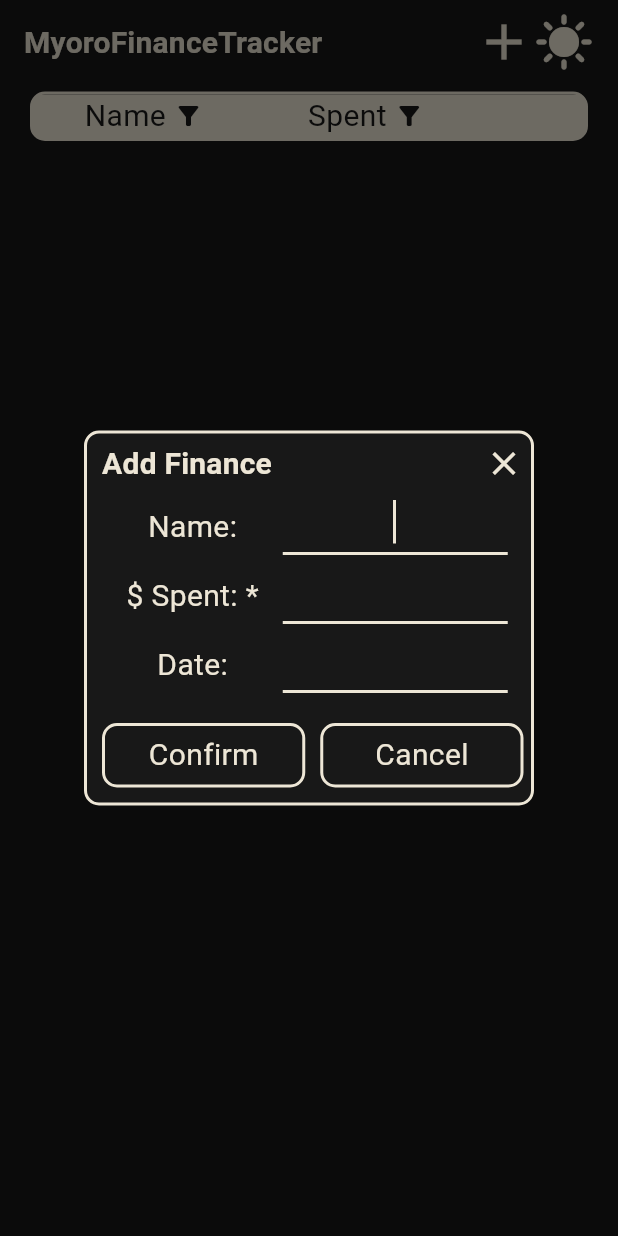
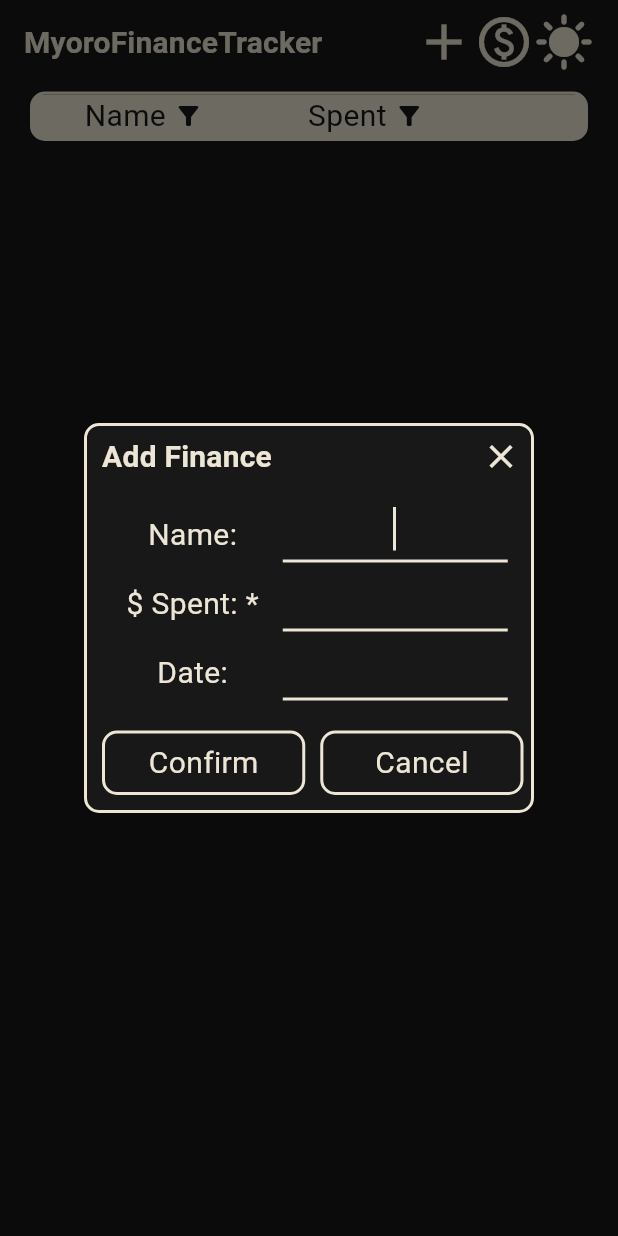
Before and after one commit to Myoro/MyoroFinanceTracker, a Flutter app: the screen it shows after launch, after a tap on the "add" icon, on a phone screen of 412 x 824 dp. Run offline on Flutter 3.47's test engine with Material 3 defaults, Android fonts, the light colour scheme and no system bars; our stand-ins replace flutter_bloc, sqflite, sqflite_common_ffi; missing offline and left inert: window_manager; accounts and stored records are empty.

Commit message:
Good day

```diff
--- a/myoro_finance_tracker/lib/database.dart
+++ b/myoro_finance_tracker/lib/database.dart
@@ -32,29 +32,46 @@ class Database {
     ''');
   }
 
-  static Future<List<Map<String, Object?>>> select(
-    String table, [
-    String? where,
-    List<Object?>? whereArgs,
-  ]) async =>
-      await _database.query(table, where: where, whereArgs: whereArgs);
+  static Future<List<Map<String, Object?>>> select(String table, [Map<String, dynamic>? conditions]) async {
+    conditions = formatConditions(conditions);
+    return await _database.query(table, where: conditions?['where'], whereArgs: conditions?['where_args']);
+  }
 
-  static Future<Map<String, Object?>> get(
-    String table, [
-    String? where,
-    List<Object?>? whereArgs,
-  ]) async {
-    final List<Map<String, Object?>> rows = await select(table, where, whereArgs);
+  static Future<Map<String, Object?>> get(String table, [Map<String, dynamic>? conditions]) async {
+    final List<Map<String, Object?>> rows = await select(table, conditions);
     return rows.isEmpty ? {} : rows[0];
   }
 
   static Future<void> insert(String table, Map<String, Object?> data) async => _database.insert(table, data);
 
-  static Future<void> update(
-    String table,
-    Map<String, Object?> data, [
-    String? where,
-    List<Object?>? whereArgs,
-  ]) async =>
-      _database.update(table, data, where: where, whereArgs: whereArgs);
+  static Future<void> update(String table, Map<String, Object?> data, [Map<String, dynamic>? conditions]) async {
+    conditions = formatConditions(conditions);
+    await _database.update(
+      table,
+      data,
+      where: conditions?['where'],
+      whereArgs: conditions?['where_args'],
+    );
+  }
+
+  static Future<void> delete(String table, [Map<String, dynamic>? conditions]) async {
+    conditions = formatConditions(conditions);
+    await _database.delete(table, where: conditions?['where'], whereArgs: conditions?['where_args']);
+  }
+
+  static Map<String, dynamic>? formatConditions(Map<String, Object?>? conditions) {
+    if (conditions == null) return null;
+
+    final List<MapEntry> conditionsList = conditions.entries.toList();
+    String where = '';
+    final List<Object?> whereArgs = [];
+    for (final MapEntry entry in conditionsList) {
+      if (entry.key != 'id') {
+        where += '${entry.key} = ?${conditionsList.indexOf(entry) != conditionsList.length - 1 ? ' AND ' : ''}';
+        whereArgs.add(entry.value);
+      }
+    }
+
+    return {'where': where, 'where_args': whereArgs};
+  }
 }
--- a/myoro_finance_tracker/lib/formatters/date_formatter.dart
+++ b/myoro_finance_tracker/lib/formatters/date_formatter.dart
@@ -5,8 +5,9 @@ class DateFormatter extends TextInputFormatter {
   TextEditingValue formatEditUpdate(TextEditingValue oldValue, TextEditingValue newValue) {
     if (newValue.text.isEmpty) return newValue;
 
-    if (!RegExp(r'^[0-9]').hasMatch(newValue.text) || (newValue.text.length > oldValue.text.length && newValue.text[newValue.text.length - 1] == '/'))
+    if (!RegExp(r'^[0-9]').hasMatch(newValue.text) || (newValue.text.length > oldValue.text.length && newValue.text[newValue.text.length - 1] == '/')) {
       return oldValue;
+    }
 
     if ((newValue.text.length == 2 || newValue.text.length == 5) && newValue.text.length > oldValue.text.length) {
       return TextEditingValue(
--- a/myoro_finance_tracker/lib/helpers/price_helper.dart
+++ b/myoro_finance_tracker/lib/helpers/price_helper.dart
@@ -1,4 +1,38 @@
+import 'package:myoro_finance_tracker/formatters/price_formatter.dart';
+
 class PriceHelper {
   /// Formats a ([String]) price, i.e. 1.234,56 --> 1234.56
-  static double formatPrice(String price) => double.parse(price.replaceAll('.', '').replaceAll(',', '.'));
+  static double formatPriceToDouble(String price) => double.parse(price.replaceAll('.', '').replaceAll(',', '.'));
+
+  /// i.e. 00,12 --> 0,12
+  /// i.e. 1234,56 --> 1.234,56
+  /// NOTE: Only takes the LHS (price without cents) because of [PriceFormatter]
+  static String formatPriceToBrazilianFormat(String text) {
+    while (true) {
+      if (text[0] == '0' && text.length != 1) {
+        text = text.substring(1);
+      } else {
+        break;
+      }
+    }
+
+    if (text.length > 3) {
+      String result = '';
+
+      final int remainder = text.length % 3;
+      for (int i = 0; i < remainder; i++) {
+        result += text[0];
+        text = text.substring(1);
+      }
+
+      while (text.isNotEmpty) {
+        result += '${result.isNotEmpty ? '.' : ''}${text.substring(0, 3)}';
+        text = text.substring(3);
+      }
+
+      return result;
+    } else {
+      return text;
+    }
+  }
 }
--- a/myoro_finance_tracker/lib/models/finance_model.dart
+++ b/myoro_finance_tracker/lib/models/finance_model.dart
@@ -20,7 +20,7 @@ class FinanceModel {
         date = DateFormat('dd/MM/yyyy').parse(json['date']);
 
   Map<String, Object?> get toJSON => {
-        'id': id,
+        // 'id': id, TODO: Commented because we don't want to show the id making database calls
         'name': name,
         'spent': spent,
         'date': DateFormat('dd/MM/yyyy').format(date),
--- a/myoro_finance_tracker/lib/widgets/app_bars/home_screen_app_bar.dart
+++ b/myoro_finance_tracker/lib/widgets/app_bars/home_screen_app_bar.dart
@@ -4,6 +4,7 @@ import 'package:myoro_finance_tracker/blocs/dark_mode_cubit.dart';
 import 'package:myoro_finance_tracker/widgets/buttons/icon_button_without_feedback.dart';
 import 'package:myoro_finance_tracker/widgets/modals/finance_form_modal.dart';
 import 'package:myoro_finance_tracker/widgets/screens/home_screen.dart';
+import 'package:myoro_finance_tracker/widgets/screens/income_screen.dart';
 
 /// [AppBar] of [HomeScreen]
 class HomeScreenAppBar extends StatelessWidget implements PreferredSizeWidget {
@@ -27,6 +28,16 @@ class HomeScreenAppBar extends StatelessWidget implements PreferredSizeWidget {
               onTap: () => FinanceFormModal.show(context),
             ),
             IconButtonWithoutFeedback(
+              icon: Icons.paid_outlined,
+              size: 40,
+              onTap: () => Navigator.push(
+                context,
+                MaterialPageRoute(
+                  builder: (context) => const IncomeScreen(),
+                ),
+              ),
+            ),
+            IconButtonWithoutFeedback(
               icon: Icons.sunny,
               size: 40,
               onTap: () => BlocProvider.of<DarkModeCubit>(context).toggle(),
--- a/myoro_finance_tracker/lib/widgets/buttons/icon_text_hover_button.dart
+++ b/myoro_finance_tracker/lib/widgets/buttons/icon_text_hover_button.dart
@@ -14,6 +14,9 @@ class IconTextHoverButton extends StatefulWidget {
   /// Size of [Icon]
   final double? iconSize;
 
+  /// Padding of the content
+  final EdgeInsets padding;
+
   /// If [IconTextHoverButton] has a rounded border around it
   final bool bordered;
 
@@ -24,6 +27,7 @@ class IconTextHoverButton extends StatefulWidget {
     this.icon,
     this.iconSize,
     this.bordered = false,
+    this.padding = const EdgeInsets.symmetric(horizontal: 5, vertical: 5),
   }) {
     assert(text != null || (icon != null && iconSize != null));
   }
@@ -50,6 +54,9 @@ class _IconTextHoverButtonState extends State<IconTextHoverButton> {
       builder: (context, hovered, child) => InkWell(
         onTap: () => widget.onTap(),
         onHover: (value) => _hovered.value = value,
+        hoverColor: Colors.transparent,
+        splashColor: Colors.transparent,
+        highlightColor: Colors.transparent,
         child: Container(
           decoration: BoxDecoration(
             color: !hovered ? Colors.transparent : theme.colorScheme.onPrimary,
@@ -60,7 +67,7 @@ class _IconTextHoverButtonState extends State<IconTextHoverButton> {
             ),
           ),
           child: Padding(
-            padding: const EdgeInsets.symmetric(horizontal: 5, vertical: 5),
+            padding: widget.padding,
             child: Row(
               mainAxisAlignment: MainAxisAlignment.center,
               children: [
--- a/myoro_finance_tracker/lib/widgets/modals/base_modal.dart
+++ b/myoro_finance_tracker/lib/widgets/modals/base_modal.dart
@@ -1,5 +1,4 @@
 import 'package:flutter/material.dart';
-import 'package:myoro_finance_tracker/widgets/buttons/icon_button_without_feedback.dart';
 import 'package:myoro_finance_tracker/widgets/buttons/icon_text_hover_button.dart';
 
 /// [Widget] that all modal [Widget]s (a.k.a every file in this folder) will derive from
@@ -68,13 +67,15 @@ class BaseModal extends StatelessWidget {
                         style: theme.textTheme.titleMedium,
                       ),
                     const Spacer(),
-                    IconButtonWithoutFeedback(
+                    IconTextHoverButton(
                       icon: Icons.close,
-                      size: 26,
+                      iconSize: 26,
+                      padding: EdgeInsets.zero,
                       onTap: () => Navigator.pop(context),
                     ),
                   ],
                 ),
+                const SizedBox(height: 10),
                 content,
                 if (showFooterButtons) ...[
                   const SizedBox(height: 20),
--- /dev/null
+++ b/myoro_finance_tracker/lib/widgets/modals/confirmation_modal.dart
@@ -0,0 +1,26 @@
+import 'package:flutter/material.dart';
+import 'package:myoro_finance_tracker/widgets/modals/base_modal.dart';
+
+/// A simple yes/no condition modal
+class ConfirmationModal {
+  static void show(
+    BuildContext context, {
+    required Size size,
+    required String title,
+    required String message,
+    required Function yesOnTap,
+  }) =>
+      showDialog(
+        context: context,
+        builder: (context) => BaseModal(
+          size: size,
+          title: title,
+          content: Text(
+            message,
+            style: Theme.of(context).textTheme.bodyMedium,
+          ),
+          showFooterButtons: true,
+          yesOnTap: () => yesOnTap(),
+        ),
+      );
+}
--- a/myoro_finance_tracker/lib/widgets/modals/finance_form_modal.dart
+++ b/myoro_finance_tracker/lib/widgets/modals/finance_form_modal.dart
@@ -14,12 +14,14 @@ import 'package:myoro_finance_tracker/widgets/modals/base_modal.dart';
 ///
 /// Used in [HomeScreenAppBar]
 class FinanceFormModal extends StatefulWidget {
-  const FinanceFormModal({super.key});
+  final FinanceModel? finance;
 
-  static void show(BuildContext context) => showDialog(
+  const FinanceFormModal({super.key, this.finance});
+
+  static void show(BuildContext context, [FinanceModel? finance]) => showDialog(
         context: context,
         barrierDismissible: false,
-        builder: (context) => const FinanceFormModal(),
+        builder: (context) => FinanceFormModal(finance: finance),
       );
 
   @override
@@ -35,18 +37,39 @@ class _FinanceFormModalState extends State<FinanceFormModal> {
   final FocusNode _nameFocusNode = FocusNode();
   final ValueNotifier<bool> _showMessage = ValueNotifier<bool>(false);
 
+  bool _formValidation() {
+    if (_spentController.text.isNotEmpty) return true;
+
+    _showMessage.value = true;
+    Future.delayed(const Duration(milliseconds: 1500), () => _showMessage.value = false);
+    return false;
+  }
+
   void _createFinance() {
-    if (_spentController.text.isEmpty) {
-      _showMessage.value = true;
-      Future.delayed(const Duration(milliseconds: 1500), () => _showMessage.value = false);
-      return;
-    }
+    if (!_formValidation()) return;
 
-    BlocProvider.of<FinancesCubit>(context).add(FinanceModel(
-      name: _nameController.text,
-      spent: PriceHelper.formatPrice(_spentController.text),
-      date: _dateController.text.length < 10 ? DateTime.now() : DateFormat('dd/MM/yyyy').parse(_dateController.text),
-    ));
+    BlocProvider.of<FinancesCubit>(context).add(
+      FinanceModel(
+        name: _nameController.text,
+        spent: PriceHelper.formatPriceToDouble(_spentController.text),
+        date: _dateController.text.length < 10 ? DateTime.now() : DateFormat('dd/MM/yyyy').parse(_dateController.text),
+      ),
+    );
+
+    Navigator.pop(context);
+  }
+
+  void _updateFinance() {
+    if (!_formValidation()) return;
+
+    BlocProvider.of<FinancesCubit>(context).update(
+      widget.finance!,
+      FinanceModel(
+        name: _nameController.text,
+        spent: PriceHelper.formatPriceToDouble(_spentController.text),
+        date: _dateController.text.length < 10 ? DateTime.now() : DateFormat('dd/MM/yyyy').parse(_dateController.text),
+      ),
+    );
 
     Navigator.pop(context);
   }
@@ -54,6 +77,14 @@ class _FinanceFormModalState extends State<FinanceFormModal> {
   @override
   void initState() {
     super.initState();
+
+    if (widget.finance != null) {
+      _nameController.text = widget.finance!.name ?? '';
+      final List<String> split = widget.finance!.spent.toStringAsFixed(2).split('.');
+      _spentController.text = '${PriceHelper.formatPriceToBrazilianFormat(split[0])},${split[1]}';
+      _dateController.text = DateFormat('dd/MM/yyyy').format(widget.finance!.date);
+    }
+
     _nameFocusNode.requestFocus();
   }
 
@@ -69,9 +100,10 @@ class _FinanceFormModalState extends State<FinanceFormModal> {
   Widget build(BuildContext context) => ValueListenableBuilder(
         valueListenable: _showMessage,
         builder: (context, showMessage, child) => BaseModal(
-          size: Size(300, !showMessage ? 250 : 296),
+          size: Size(300, !showMessage ? 260 : 306),
           showFooterButtons: true,
-          yesOnTap: () => _createFinance(),
+          yesText: widget.finance != null ? 'Update' : 'Confirm',
+          yesOnTap: () => widget.finance != null ? _updateFinance() : _createFinance(),
           title: 'Add Finance',
           content: Column(
             children: [
```
Also changed, not shown: myoro_finance_tracker/lib/blocs/finances_cubit.dart (+14 -7 lines), myoro_finance_tracker/lib/formatters/price_formatter.dart (+4 -33 lines), myoro_finance_tracker/lib/widgets/app_bars/income_screen_app_bar.dart (added, +25 -0 lines), myoro_finance_tracker/lib/widgets/bodies/income_screen_body.dart (added, +21 -0 lines), myoro_finance_tracker/lib/widgets/cards/base_card.dart (added, +34 -0 lines), myoro_finance_tracker/lib/widgets/cards/timely_payments_card.dart (added, +26 -0 lines), myoro_finance_tracker/lib/widgets/cards/total_income_card.dart (added, +39 -0 lines), myoro_finance_tracker/lib/widgets/screens/income_screen.dart (added, +19 -0 lines), myoro_finance_tracker/lib/widgets/tables/finance_table.dart (+23 -6 lines).
